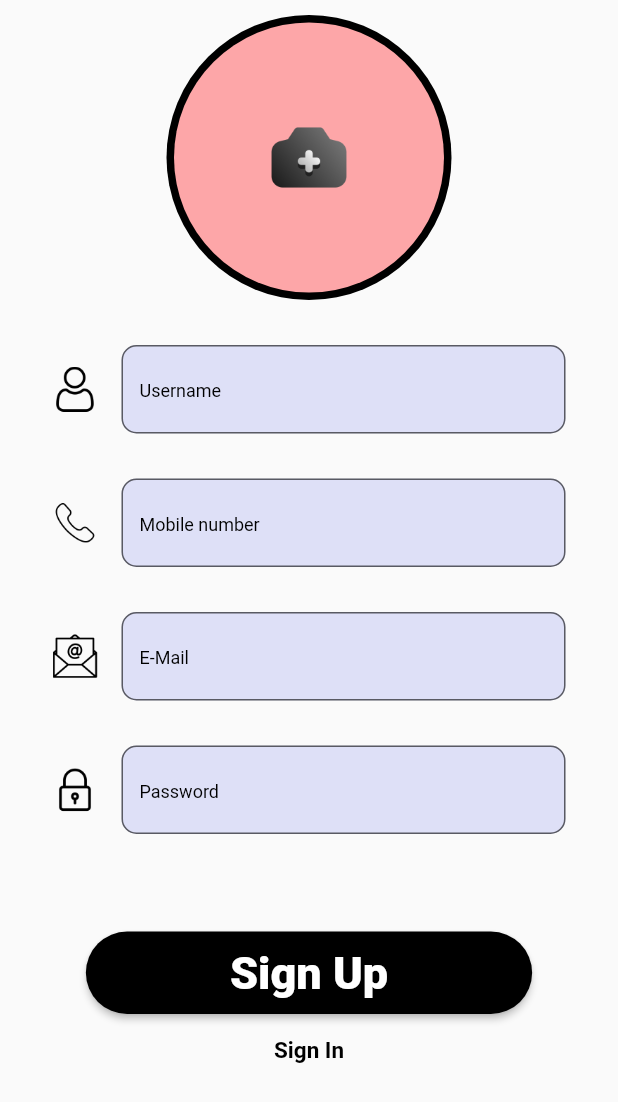
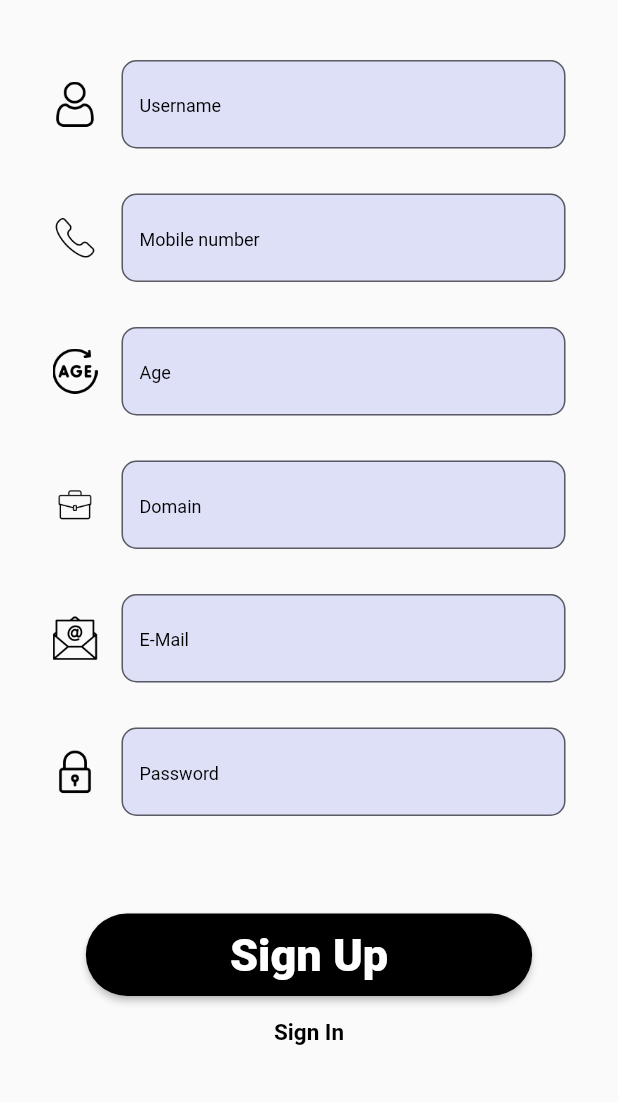
Before and after one commit to Abh1navAbhinav/FireBaseLogin, a Flutter app: the SignUp screen opened directly, after a tap on "Sign Up", on a phone screen of 412 x 824 dp. Shown: the top 1102 px of the screen. Run offline on Flutter 3.47's test engine with Material 2 defaults, Android fonts, the phone set to English and light mode, and no system bars; our stand-ins replace cloud_firestore, firebase_auth, firebase_core, get, google_fonts; accounts and stored records are empty; network calls fail.

Commit message:
added new textformfields

```diff
--- a/lib/auth/model.dart
+++ b/lib/auth/model.dart
@@ -2,21 +2,30 @@ class ModelClass {
   String? name;
   String? mob;
   String? id;
+  String? age;
+  String? domain;
+
   ModelClass({
     this.name,
     this.id,
     this.mob,
+    this.age,
+    this.domain,
   });
   factory ModelClass.fromjson(Map<String, dynamic> json) {
     return ModelClass(
       id: json['id'],
       mob: json['mob'],
       name: json['name'],
+      age: json['age'],
+      domain: json['domain'],
     );
   }
   Map<String, dynamic> toJson() => {
         'name': name,
         "mob": mob,
         "id": id,
+        "age": age,
+        "domain": domain,
       };
 }
--- a/lib/signin_page/controllers/signin_controller.dart
+++ b/lib/signin_page/controllers/signin_controller.dart
@@ -7,12 +7,12 @@ class SigninController extends GetxController {
   final passwordController = TextEditingController();
   var isObscure = false.obs;
 
+
   Future signIn() async {
     await FirebaseAuth.instance.signInWithEmailAndPassword(
       email: emailController.text.trim(),
       password: passwordController.text.trim(),
     );
-    update();
   }
 
 
--- a/lib/signup_page/controllers/signup_controler.dart
+++ b/lib/signup_page/controllers/signup_controler.dart
@@ -9,13 +9,13 @@ class SignupController extends GetxController {
   final mobileController = TextEditingController();
   final emailController = TextEditingController();
   final passwordController = TextEditingController();
+  final domainController = TextEditingController();
+  final ageController = TextEditingController();
 
-
-
-  signup(email, password) async {
+  signup() async {
     await FirebaseAuth.instance.createUserWithEmailAndPassword(
-      email: email,
-      password: password,
+      email: emailController.text.trim(),
+      password: passwordController.text.trim(),
     );
   }
 
@@ -27,4 +27,26 @@ class SignupController extends GetxController {
     await users.doc(generatedId.id).update(model.toJson());
     Get.back();
   }
+
+  clearAllController() {
+    usernameController.clear();
+    mobileController.clear();
+    emailController.clear();
+    passwordController.clear();
+    domainController.clear();
+    ageController.clear();
+  }
+
+  // life cycle methods
+
+  @override
+  void dispose() {
+    emailController.dispose();
+    passwordController.dispose();
+    mobileController.dispose();
+    usernameController.dispose();
+    domainController.dispose();
+    ageController.dispose();
+    super.dispose();
+  }
 }
--- a/lib/signup_page/views/signup.dart
+++ b/lib/signup_page/views/signup.dart
@@ -3,7 +3,6 @@ import 'package:get/get.dart';
 import 'package:google_fonts/google_fonts.dart';
 import 'package:sample_fire_base/signin_page/views/signin.dart';
 import 'package:sample_fire_base/signup_page/controllers/signup_controler.dart';
-import 'package:sample_fire_base/signup_page/views/widgets/profile_image.dart';
 import 'package:sample_fire_base/signup_page/views/widgets/signup_button.dart';
 import 'package:sample_fire_base/signup_page/views/widgets/textfields.dart';
 
@@ -19,7 +18,7 @@ class SignUp extends GetView<SignupController> {
           child: Column(
             children: [
               const SizedBox(height: 10),
-              const Center(child: ProfileImage()),
+              // const Center(child: ProfileImage()),
               const SizedBox(height: 15),
               TextFields(
                 controller: controller.usernameController,
@@ -30,6 +29,16 @@ class SignUp extends GetView<SignupController> {
                 controller: controller.mobileController,
                 hint: 'Mobile number',
                 image: "assets/icons/telephone.png",
+              ),
+               TextFields(
+                controller: controller.ageController,
+                hint: 'Age',
+                image: 'assets/icons/age.png',
+              ),
+               TextFields(
+                controller: controller.domainController,
+                hint: 'Domain',
+                image: 'assets/icons/job.png',
               ),
               TextFields(
                 controller: controller.emailController,
@@ -51,9 +60,11 @@ class SignUp extends GetView<SignupController> {
               const SignUpButton(),
               TextButton(
                 onPressed: () {
+
                   Get.to(
                     () => SigninPage(),
                   );
+                  controller.clearAllController();
                 },
                 child: Text(
                   'Sign In',
--- a/lib/signup_page/views/widgets/profile_image.dart
+++ b/lib/signup_page/views/widgets/profile_image.dart
@@ -8,7 +8,8 @@ class ProfileImage extends StatelessWidget {
   @override
   Widget build(BuildContext context) {
     return GestureDetector(
-      onTap: () {},
+      onTap: () {
+      },
       child: Stack(
         children: const [
           CircleAvatar(
--- a/lib/signup_page/views/widgets/signup_button.dart
+++ b/lib/signup_page/views/widgets/signup_button.dart
@@ -13,19 +13,15 @@ class SignUpButton extends GetView<SignupController> {
   Widget build(BuildContext context) {
     return ElevatedButton(
       onPressed: () async {
-        // Get.to(
-        //   const ViewAccount(),
-        // );
-
         final model = ModelClass(
           mob: controller.mobileController.text.trim(),
           name: controller.usernameController.text.trim(),
+          age: controller.ageController.text.trim(),
+          domain: controller.domainController.text.trim(),
         );
-        await controller.signup(
-          controller.emailController.text.trim(),
-          controller.passwordController.text.trim(),
-        );
+        await controller.signup();
         await controller.addToDatabase(model);
+        controller.clearAllController();
       },
       style: ButtonStyle(
         shape: MaterialStateProperty.all(
--- a/pubspec.yaml
+++ b/pubspec.yaml
@@ -42,3 +42,5 @@ flutter:
     - assets/icons/telephone.png
     - assets/icons/user.png
     - assets/icons/Ellipse 9.png
+    - assets/icons/age.png
+    - assets/icons/job.png
```
Also changed, not shown: lib/view_account_page/views/view_account.dart (+22 -16 lines), assets/icons/age.png (added), assets/icons/job.png (added).
